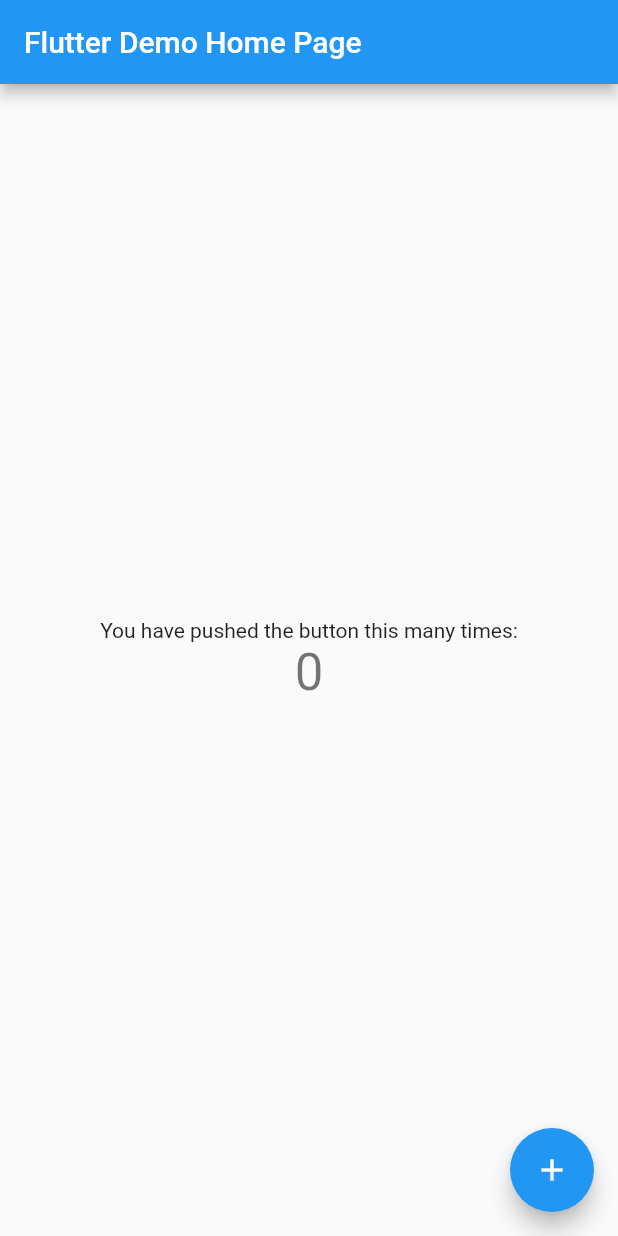
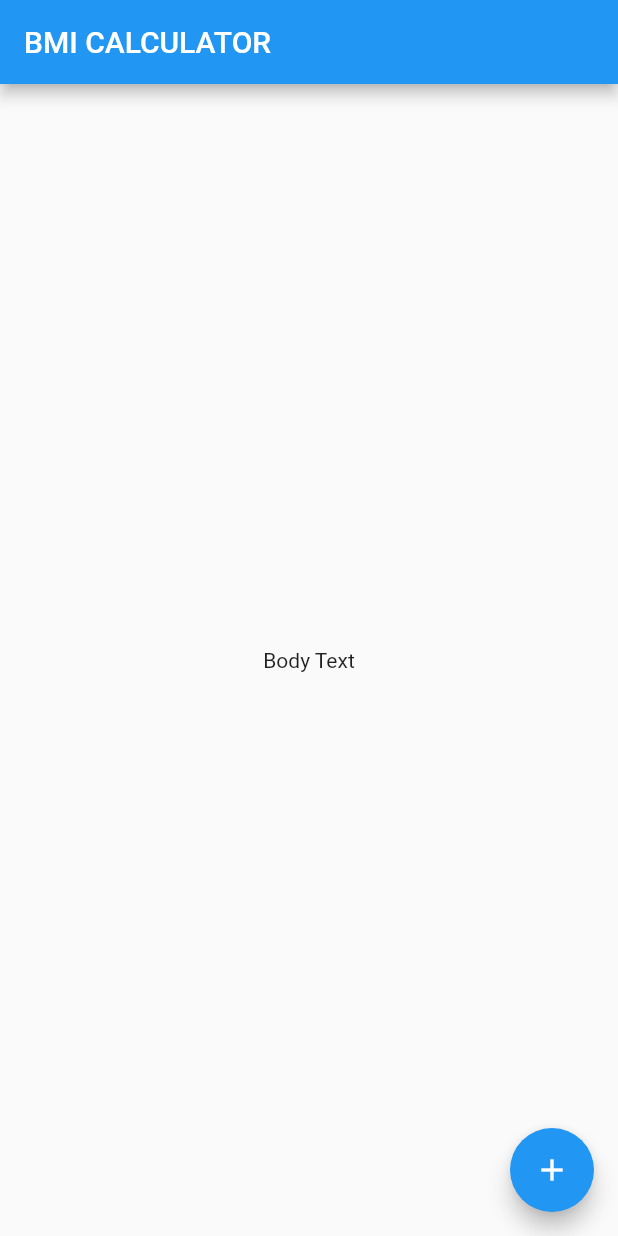
Before and after one commit to berhanudagnew/simple_bmi_calculator, a Flutter app: the screen it shows after launch, on a phone screen of 412 x 824 dp. Run offline on Flutter 3.47's test engine with Material 2 defaults, Android fonts, the phone set to English and light mode, and no system bars.

Commit message:
update main class

```diff
--- a/lib/main.dart
+++ b/lib/main.dart
@@ -1,115 +1,34 @@
 import 'package:flutter/material.dart';
 
-void main() {
-  runApp(const MyApp());
-}
+void main() => runApp(BMICalculator());
 
-class MyApp extends StatelessWidget {
-  const MyApp({super.key});
-
-  // This widget is the root of your application.
+class BMICalculator extends StatelessWidget {
   @override
   Widget build(BuildContext context) {
     return MaterialApp(
-      title: 'Flutter Demo',
-      theme: ThemeData(
-        // This is the theme of your application.
-        //
-        // Try running your application with "flutter run". You'll see the
-        // application has a blue toolbar. Then, without quitting the app, try
-        // changing the primarySwatch below to Colors.green and then invoke
-        // "hot reload" (press "r" in the console where you ran "flutter run",
-        // or simply save your changes to "hot reload" in a Flutter IDE).
-        // Notice that the counter didn't reset back to zero; the application
-        // is not restarted.
-        primarySwatch: Colors.blue,
-      ),
-      home: const MyHomePage(title: 'Flutter Demo Home Page'),
+      home: InputPage(),
     );
   }
 }
 
-class MyHomePage extends StatefulWidget {
-  const MyHomePage({super.key, required this.title});
-
-  // This widget is the home page of your application. It is stateful, meaning
-  // that it has a State object (defined below) that contains fields that affect
-  // how it looks.
-
-  // This class is the configuration for the state. It holds the values (in this
-  // case the title) provided by the parent (in this case the App widget) and
-  // used by the build method of the State. Fields in a Widget subclass are
-  // always marked "final".
-
-  final String title;
-
+class InputPage extends StatefulWidget {
   @override
-  State<MyHomePage> createState() => _MyHomePageState();
+  _InputPageState createState() => _InputPageState();
 }
 
-class _MyHomePageState extends State<MyHomePage> {
-  int _counter = 0;
-
-  void _incrementCounter() {
-    setState(() {
-      // This call to setState tells the Flutter framework that something has
-      // changed in this State, which causes it to rerun the build method below
-      // so that the display can reflect the updated values. If we changed
-      // _counter without calling setState(), then the build method would not be
-      // called again, and so nothing would appear to happen.
-      _counter++;
-    });
-  }
-
+class _InputPageState extends State<InputPage> {
   @override
   Widget build(BuildContext context) {
-    // This method is rerun every time setState is called, for instance as done
-    // by the _incrementCounter method above.
-    //
-    // The Flutter framework has been optimized to make rerunning build methods
-    // fast, so that you can just rebuild anything that needs updating rather
-    // than having to individually change instances of widgets.
     return Scaffold(
       appBar: AppBar(
-        // Here we take the value from the MyHomePage object that was created by
-        // the App.build method, and use it to set our appbar title.
-        title: Text(widget.title),
+        title: Text('BMI CALCULATOR'),
       ),
       body: Center(
-        // Center is a layout widget. It takes a single child and positions it
-        // in the middle of the parent.
-        child: Column(
-          // Column is also a layout widget. It takes a list of children and
-          // arranges them vertically. By default, it sizes itself to fit its
-          // children horizontally, and tries to be as tall as its parent.
-          //
-          // Invoke "debug painting" (press "p" in the console, choose the
-          // "Toggle Debug Paint" action from the Flutter Inspector in Android
-          // Studio, or the "Toggle Debug Paint" command in Visual Studio Code)
-          // to see the wireframe for each widget.
-          //
-          // Column has various properties to control how it sizes itself and
-          // how it positions its children. Here we use mainAxisAlignment to
-          // center the children vertically; the main axis here is the vertical
-          // axis because Columns are vertical (the cross axis would be
-          // horizontal).
-          mainAxisAlignment: MainAxisAlignment.center,
-          children: <Widget>[
-            const Text(
-              'You have pushed the button this many times:',
-            ),
-            Text(
-              '$_counter',
-              style: Theme.of(context).textTheme.headline4,
-            ),
-          ],
-        ),
+        child: Text('Body Text'),
       ),
       floatingActionButton: FloatingActionButton(
-        onPressed: _incrementCounter,
-        tooltip: 'Increment',
-        child: const Icon(Icons.add),
-      ), // This trailing comma makes auto-formatting nicer for build methods.
+        child: Icon(Icons.add),
+      ),
     );
   }
 }
```
